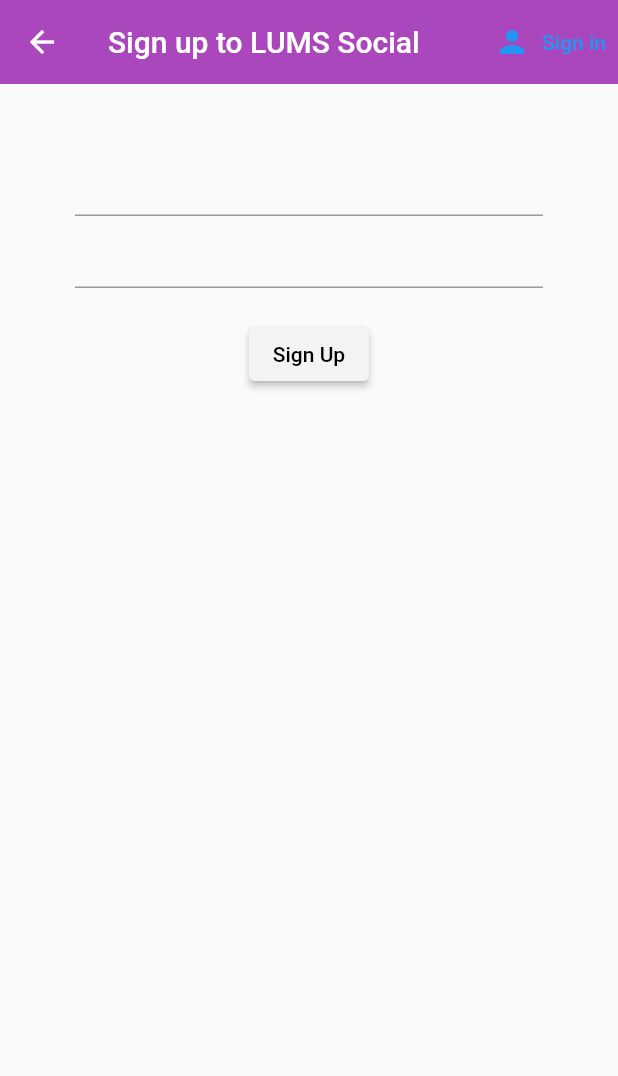
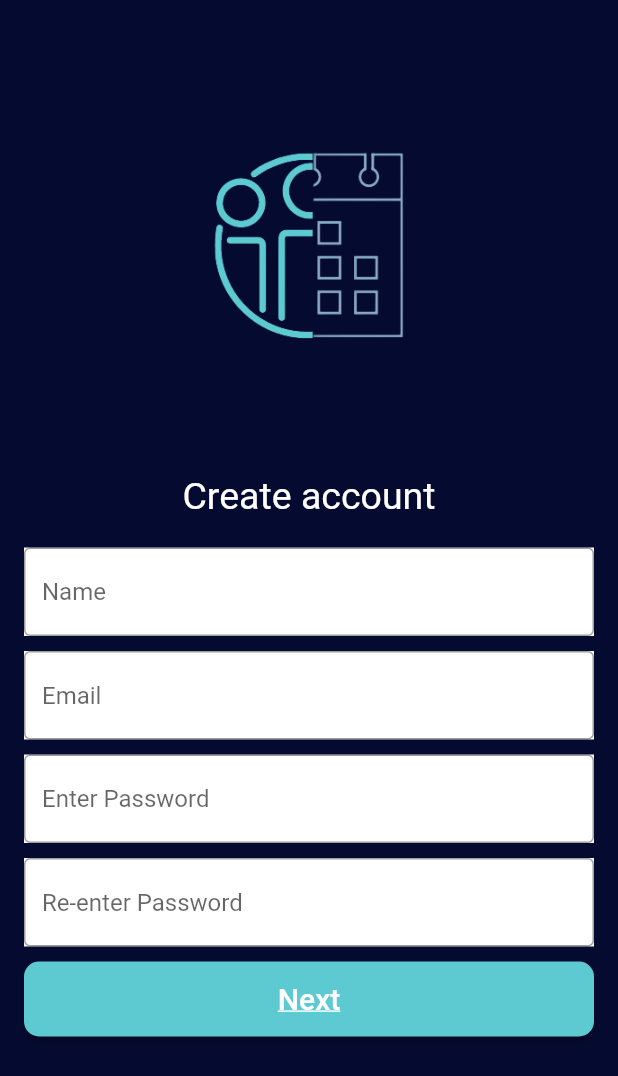
Before and after one commit to meh-noor/LUMS-Social, a Flutter app: the Register screen opened directly with empty values, on a phone screen of 412 x 824 dp. Shown: the top 1076 px of the screen. Run offline on Flutter 3.47's test engine with Material 2 defaults, Android fonts, the phone set to English and light mode, and no system bars; our stand-ins replace firebase_auth, firebase_core; accounts and stored records are empty; Roboto replaces fonts that are missing (poppins).

Commit message:
Register Page Front end

```diff
--- a/lib/screens/auth/register.dart
+++ b/lib/screens/auth/register.dart
@@ -1,5 +1,9 @@
 import 'package:flutter/material.dart';
 import 'package:lums_social_app2/services/auth.dart';
+import 'package:lums_social_app2/widget/next_button.dart';
+import 'package:lums_social_app2/widget/button_widget.dart';
+
+
 
 class Register extends StatefulWidget {
   // const Register({Key? key}) : super(key: key);
@@ -21,73 +25,264 @@ class _RegisterState extends State<Register> {
   @override
   Widget build(BuildContext context) {
     return Scaffold(
-      backgroundColor: Colors.purple[10],
-      appBar: AppBar(
-        backgroundColor: Colors.purple[400],
-        elevation: 0.0,
-        title: Text('Sign up to LUMS Social'),
-        actions: <Widget>[
-          TextButton.icon(
-            icon: Icon(Icons.person),
-            label: Text('Sign in'),
-            onPressed: () {
-              widget.toggleView();
-            },
-          )
+      // backgroundColor: Colors.purple[10],
+      // appBar: AppBar(
+      //   backgroundColor: Colors.purple[400],
+      //   elevation: 0.0,
+      //   title: Text('Sign up to LUMS Social'),
+      //   actions: <Widget>[
+      //     TextButton.icon(
+      //       icon: Icon(Icons.person),
+      //       label: Text('Sign in'),
+      //       onPressed: () {
+      //         widget.toggleView();
+      //       },
+      //     )
+      //   ],
+      // ),
+      // body: Container(
+      //     padding: EdgeInsets.symmetric(vertical: 20, horizontal: 50),
+      //     child: Form(
+      //       key: _formkey,
+      //       child: Column(
+      //         children: <Widget>[
+      //           SizedBox(height: 20.0),
+      //           TextFormField(
+      //               validator: (val) => val!.isEmpty ? 'Enter an email' : null,
+      //               onChanged: (val) {
+      //                 setState(() {
+      //                   email = val;
+      //                 });
+      //               }),
+      //           TextFormField(
+      //               obscureText: true,
+      //               validator: (val) => val!.length < 6
+      //                   ? 'Enter a password 6+ chars long'
+      //                   : null,
+      //               onChanged: (val) {
+      //                 setState(() {
+      //                   password = val;
+      //                 });
+      //               }),
+      //           SizedBox(height: 20.0),
+      //           ElevatedButton(
+      //             child: Text('Sign Up', style: TextStyle(color: Colors.black)),
+      //             style: ButtonStyle(
+      //                 backgroundColor: MaterialStateProperty.all(
+      //                     Color.fromARGB(255, 243, 243, 243))),
+      //             onPressed: () async {
+      //               if (_formkey.currentState!.validate()) {
+      //                 dynamic result = await _auth.registerWithEmailAndPassword(
+      //                     email, password);
+
+      //                 if (result == null) {
+      //                   // email error message
+      //                   setState(() {
+      //                     error = 'Please enter a valid email';
+      //                   });
+      //                 }
+      //               }
+      //             },
+      //           ),
+      //           SizedBox(height: 12.0),
+      //           Text(
+      //             error,
+      //             style: TextStyle(color: Colors.red, fontSize: 14.0),
+      //           )
+      //         ],
+      //       ),
+      //     )),
+
+      backgroundColor: const Color(0xFF050A30),
+      // appBar: AppBar(
+      //   backgroundColor: Colors.purple[400],
+      //   elevation: 0.0,
+      //   title: Text('Sign in to LUMS Social'),
+      //   actions: <Widget>[
+      //     TextButton.icon(
+      //       icon: Icon(Icons.person),
+      //       label: Text('Sign up'),
+      //       onPressed: () {
+      //         widget.toggleView();
+      //       },
+      //     )
+      //   ],
+      // ),
+      body: Center(
+          // padding: EdgeInsets.symmetric(vertical: 20, horizontal: 50),
+
+        child: Form(
+        key: _formkey,
+        child: SingleChildScrollView(
+          padding: EdgeInsets.all(16),
+          child: AutofillGroup(
+            child: Column(
+              children: [
+                IconWidget(),
+                CreateAccText(),
+                const SizedBox(height: 20),
+                nameTextBox(),
+                const SizedBox(height: 10),
+                emailTextBox(),
+                const SizedBox(height: 10),
+                passwordTextBox(),
+                const SizedBox(height: 10),
+                reEnterpasswordTextBox(),
+                // buildForgotPassword(),
+                const SizedBox(height: 10),
+
+                NextButton(),
+                const SizedBox(height: 200),
+                // NextButton(),
+                // ErrorWidget(),
               ],
             ),
-      body: Container(
-          padding: EdgeInsets.symmetric(vertical: 20, horizontal: 50),
-          child: Form(
-            key: _formkey,
-            child: Column(
-              children: <Widget>[
-                SizedBox(height: 20.0),
-                TextFormField(
+          ),
+        ),
+      )),
+    );
+  }
+
+// Widget mySizedBox()
+  Widget NextButton() => ButtonWidget(
+        //  0xFF5DCAD1
+        text: 'Next',
+
+        onClicked: () {}
+        //async {
+        //   if (_formkey.currentState!.validate()) {
+        //     dynamic result =
+        //         await _auth.signInWithEmailAndPassword(email, password);
+        //     if (result == null) {
+        //       // email error message
+        //       setState(() {
+        //         error = 'Could not sign in with those credentials';
+        //       });
+        //     }
+        //   }
+        // },
+      );
+
+  Widget ErrorWidget() => Text(
+        error,
+        style: TextStyle(color: Colors.red, fontSize: 14.0),
+      );
+
+  Widget IconWidget() => Container(
+        // margin: EdgeInsets.all(50.0),
+        child: Image(
+          image: AssetImage('images/finallogo.png'),
+          width: 300,
+          // fit: BoxFit.cover,
+
+        ),
+      );
+
+  Widget CreateAccText() => Center(
+      child: Text("Create account",
+      style: TextStyle(
+        color: Colors.white,
+        fontFamily: 'poppins',
+        fontSize: 25)),
+      //   SizedBox(height: 10.0),
+      //   Text("Title Here",
+      //   style:
+      //   ,
+      //   )
+      // ],
+    );
+
+  // Widget NextButton() => Row(
+  //       mainAxisAlignment: MainAxisAlignment.center,
+  //       children: [
+  //         TextButton(
+  //           child: Text(
+  //             'Next',
+  //             style: TextStyle(decoration: TextDecoration.underline),
+  //           ),
+  //           onPressed: () {},
+  //           style: TextButton.styleFrom(
+  //             primary: Color(0xFFFFFFFF),
+  //             // Text Color
+  //           ),
+  //         ),
+  //       ],
+  //     );
+
+
+   Widget nameTextBox() => Container(
+      width: 400,
+      color: const Color(0xFFFFFFFF),
+      child: TextFormField(
+        validator: (val) => val!.isEmpty ? 'Enter Name' : null,
+        onChanged: (val) {
+          setState(() {
+            email = val;
+          });
+        },
+        decoration: InputDecoration(
+          border: OutlineInputBorder(),
+          hintText: 'Name',
+        ),
+        autofocus: false,
+        obscureText: false,
+      ));
+
+  Widget emailTextBox() => Container(
+      width: 400,
+      color: const Color(0xFFFFFFFF),
+      child: TextFormField(
         validator: (val) => val!.isEmpty ? 'Enter an email' : null,
         onChanged: (val) {
           setState(() {
             email = val;
           });
-                    }),
-                TextFormField(
-                    obscureText: true,
-                    validator: (val) => val!.length < 6
-                        ? 'Enter a password 6+ chars long'
-                        : null,
+        },
+        decoration: InputDecoration(
+          border: OutlineInputBorder(),
+          hintText: 'Email',
+        ),
+        autofocus: false,
+        obscureText: false,
+      ));
+  Widget passwordTextBox() => Container(
+      width: 400,
+      color: const Color(0xFFFFFFFF),
+      child: TextFormField(
+        validator: (val) =>
+            val!.length < 6 ? 'Password' : null,
         onChanged: (val) {
           setState(() {
             password = val;
           });
-                    }),
-                SizedBox(height: 20.0),
-                ElevatedButton(
-                  child: Text('Sign Up', style: TextStyle(color: Colors.black)),
-                  style: ButtonStyle(
-                      backgroundColor: MaterialStateProperty.all(
-                          Color.fromARGB(255, 243, 243, 243))),
-                  onPressed: () async {
-                    if (_formkey.currentState!.validate()) {
-                      dynamic result = await _auth.registerWithEmailAndPassword(
-                          email, password);
+        },
+        style: TextStyle(color: Color.fromARGB(255, 2, 2, 2)),
+        decoration: InputDecoration(
+          border: OutlineInputBorder(),
+          hintText: 'Enter Password',
+        ),
+        autofocus: false,
+        obscureText: true,
+      )
+    );
 
-                      if (result == null) {
-                        // email error message
-                        setState(() {
-                          error = 'Please enter a valid email';
-                        });
+  Widget reEnterpasswordTextBox() => Container(
+     width: 400,
+      color: const Color(0xFFFFFFFF),
+      child: TextFormField(
+        style: TextStyle(color: Color.fromARGB(255, 2, 2, 2)),
+        decoration: InputDecoration(
+          border: OutlineInputBorder(),
+          hintText: 'Re-enter Password',
+          suffixText: '*',
+          suffixStyle: TextStyle(
+            color: Colors.red
+          )
+        ),
+        autofocus: false,
+        obscureText: true,
+      )
+  );
+
+
 }
-                    }
-                  },
-                ),
-                SizedBox(height: 12.0),
-                Text(
-                  error,
-                  style: TextStyle(color: Colors.red, fontSize: 14.0),
-                )
-              ],
-            ),
-          )),
-    );
-  }
-}
--- /dev/null
+++ b/lib/widget/next_button.dart
@@ -0,0 +1,32 @@
+import 'package:flutter/material.dart';
+
+class nextButton extends StatelessWidget {
+  final String text;
+  final VoidCallback onClicked;
+
+  const nextButton({
+    Key? key,
+    required this.text,
+    required this.onClicked,
+  }) : super(key: key);
+
+  @override
+  Widget build(BuildContext context) => ElevatedButton(
+        style: ElevatedButton.styleFrom(
+          primary: Color(0xFF5DCAD1),
+          minimumSize: Size.fromWidth(20),
+          shape: new RoundedRectangleBorder(
+               borderRadius: new BorderRadius.circular(10.0),
+              ),
+        ),
+
+        child: FittedBox(
+          child: Text(
+            text,
+            style: TextStyle(fontSize: 20, color: Colors.white,
+            decoration: TextDecoration.underline),
+          ),
+        ),
+        onPressed: onClicked,
+      );
+}
```
Lines whose indentation alone changed are shown as unchanged.
